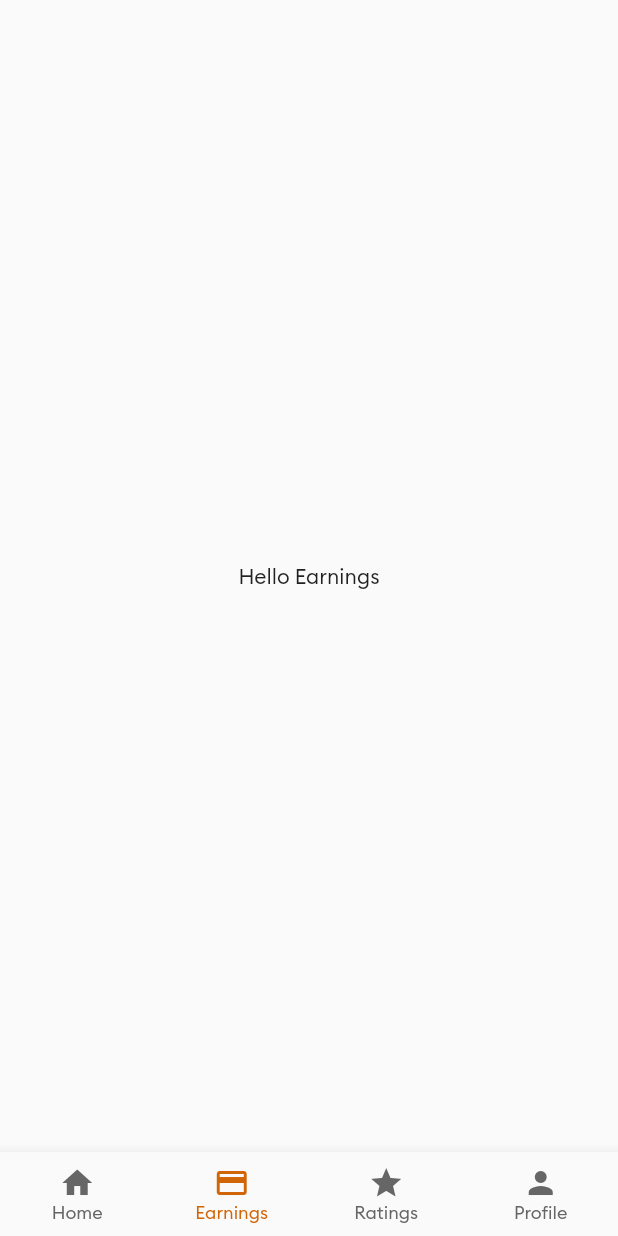
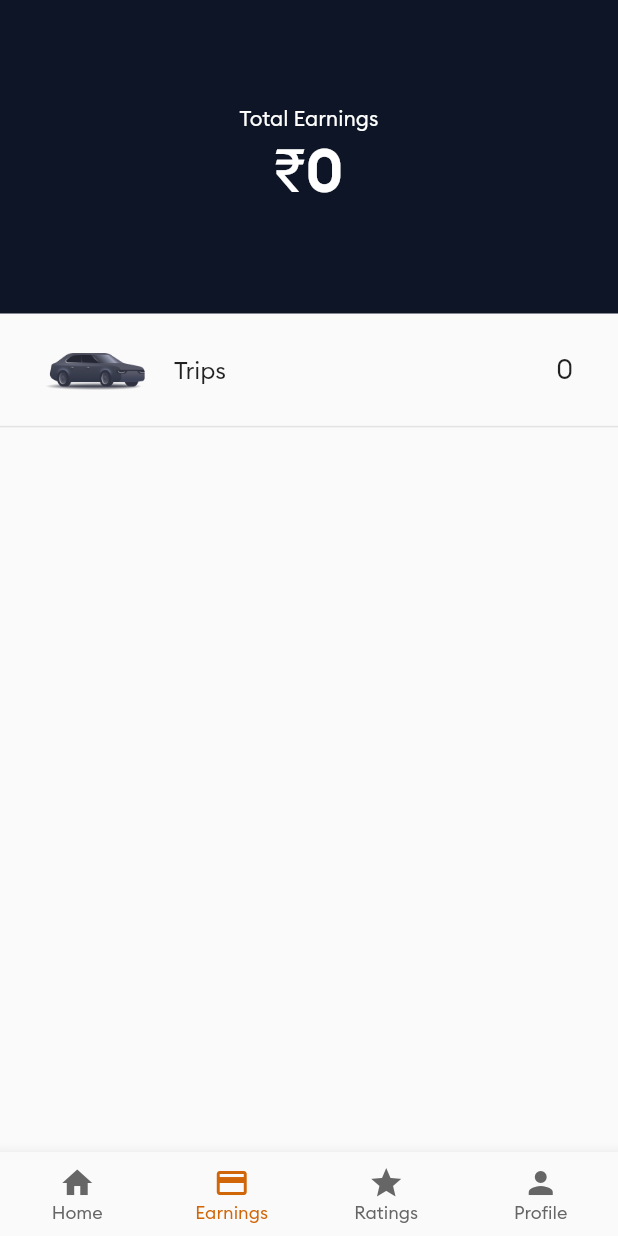
Before and after one commit to kartikey321/cab_driver, a Flutter app: the MainPage screen opened by its route, item 2 of the bottom bar chosen, on a phone screen of 412 x 824 dp. Run offline on Flutter 3.47's test engine with Material 2 defaults, Android fonts, the phone set to English and light mode, and no system bars; our stand-ins replace assets_audio_player, firebase_auth, firebase_core, firebase_database, firebase_messaging, flutter_local_notifications and 4 more; missing offline and left inert: flutter_geofire, flutter_polyline_points, maps_toolkit; accounts and stored records are empty; network calls fail.

Commit message:
few bugs fixed

```diff
--- /dev/null
+++ b/lib/DataProvider.dart
@@ -0,0 +1,29 @@
+import 'package:cab_driver/datamodels/History.dart';
+import 'package:flutter/cupertino.dart';
+
+class AppData extends ChangeNotifier {
+  String earnings = '0';
+  String tripCount = '0';
+  List<String> tripHistoryKeys = [];
+  List<History> tripHistory = [];
+
+  void updateEarnings(String newEarnings) {
+    earnings = newEarnings;
+    notifyListeners();
+  }
+
+  void updateTripCount(String newTripCount) {
+    tripCount = newTripCount;
+    notifyListeners();
+  }
+
+  void updateTripKeys(List<String> newKeys) {
+    tripHistoryKeys = newKeys;
+    notifyListeners();
+  }
+
+  void updateTrpHistory(History historyItem) {
+    tripHistory.add(historyItem);
+    notifyListeners();
+  }
+}
--- /dev/null
+++ b/lib/datamodels/History.dart
@@ -0,0 +1,27 @@
+import 'package:firebase_database/firebase_database.dart';
+
+class History {
+  String? pickup;
+  String? destination;
+  String? fares;
+  String? status;
+  String? createdAt;
+  String? paymentMethod;
+
+  History(
+      {this.createdAt,
+      this.destination,
+      this.fares,
+      this.paymentMethod,
+      this.pickup,
+      this.status});
+
+  History.fromSnapshot(DataSnapshot snapshot) {
+    pickup = snapshot.value['pickup_address'];
+    destination = snapshot.value['destination_address'];
+    fares = snapshot.value['fares'].toString();
+    createdAt = snapshot.value['created_at'];
+    status = snapshot.value['status'];
+    paymentMethod = snapshot.value['payment_method'];
+  }
+}
--- a/lib/screens/newtrippage.dart
+++ b/lib/screens/newtrippage.dart
@@ -15,7 +15,6 @@ import 'package:flutter/material.dart';
 import 'package:flutter_polyline_points/flutter_polyline_points.dart';
 import 'package:geolocator/geolocator.dart';
 import 'package:google_maps_flutter/google_maps_flutter.dart';
-import 'package:provider/provider.dart';
 
 class NewTripPage extends StatefulWidget {
   final TripDetails? tripDetails;
@@ -292,7 +291,7 @@ class _NewTripPageState extends State<NewTripPage> {
 
     DatabaseReference historyRef = FirebaseDatabase.instance
         .reference()
-        .child('drivers/${currentFirebaseUser!.uid}/history');
+        .child('drivers/${currentFirebaseUser!.uid}/history/$rideId');
     historyRef.set(true);
   }
 
--- a/lib/tabs/earningstab.dart
+++ b/lib/tabs/earningstab.dart
@@ -1,12 +1,82 @@
 // ignore_for_file: prefer_const_constructors
 
+import 'package:cab_driver/brand_colors.dart';
+import 'package:cab_driver/screens/historypage.dart';
+import 'package:cab_driver/widgets/BrandDivider.dart';
 import 'package:flutter/material.dart';
+import 'package:provider/provider.dart';
+
+import '../DataProvider.dart';
 
 class EarningsTab extends StatelessWidget {
   const EarningsTab({Key? key}) : super(key: key);
 
   @override
   Widget build(BuildContext context) {
-    return Center(child: Text('Hello Earnings'));
+    return Column(
+      children: <Widget>[
+        Container(
+          color: BrandColors.colorPrimary,
+          width: double.infinity,
+          child: Padding(
+            padding: const EdgeInsets.symmetric(vertical: 70),
+            child: Column(
+              children: <Widget>[
+                Text(
+                  'Total Earnings',
+                  style: TextStyle(color: Colors.white),
+                ),
+                Text(
+                  '\u{20B9}${Provider.of<AppData>(context).earnings}',
+                  style: TextStyle(
+                      color: Colors.white,
+                      fontSize: 40,
+                      fontFamily: 'Brand-Bold'),
+                )
+              ],
+            ),
+          ),
+        ),
+        FlatButton(
+          padding: EdgeInsets.all(0),
+          onPressed: () {
+            Navigator.push(
+              context,
+              MaterialPageRoute(
+                builder: (context) => HistoryPage(),
+              ),
+            );
+          },
+          child: Padding(
+            padding: const EdgeInsets.symmetric(horizontal: 30, vertical: 18),
+            child: Row(
+              children: <Widget>[
+                Image.asset(
+                  'assets/images/taxi.png',
+                  width: 70,
+                ),
+                SizedBox(
+                  width: 16,
+                ),
+                Text(
+                  'Trips',
+                  style: TextStyle(fontSize: 16),
+                ),
+                Expanded(
+                  child: Container(
+                    child: Text(
+                      Provider.of<AppData>(context).tripCount,
+                      textAlign: TextAlign.end,
+                      style: TextStyle(fontSize: 18),
+                    ),
+                  ),
+                ),
+              ],
+            ),
+          ),
+        ),
+        BrandDivider(),
+      ],
+    );
   }
 }
--- a/lib/widgets/notification_dialog.dart
+++ b/lib/widgets/notification_dialog.dart
@@ -161,7 +161,7 @@ class NotificationDialog extends StatelessWidget {
             ));
     DatabaseReference newRideRef = FirebaseDatabase.instance
         .reference()
-        .child('drivers/${currentFirebaseUser!.uid}/newTrip');
+        .child('drivers/${currentFirebaseUser!.uid}/newtrip');
     newRideRef.once().then((DataSnapshot snapshot) {
       Navigator.pop(context);
       Navigator.pop(context);
--- a/pubspec.yaml
+++ b/pubspec.yaml
@@ -31,6 +31,7 @@ dependencies:
   assets_audio_player: ^3.0.3+6
   connectivity: ^3.0.6
   cupertino_icons: ^1.0.2
+  intl: ^0.17.0
   firebase_auth: ^3.0.1
   firebase_core: ^1.4.0
   firebase_database: ^7.1.2
@@ -48,6 +49,7 @@ dependencies:
   http: ^0.13.3
   maps_toolkit: ^2.0.0
   provider: ^5.0.0
+
 
 dev_dependencies:
   flutter_lints: ^1.0.0
```
Also changed, not shown: lib/helpers/helperMethods.dart (+65 -1 lines), lib/main.dart (+8 -2 lines), lib/screens/historypage.dart (added, +43 -0 lines), lib/tabs/hometab.dart (+5 -3 lines), lib/widgets/HistoryTile.dart (added, +85 -0 lines), pubspec.lock, 1 other file.
